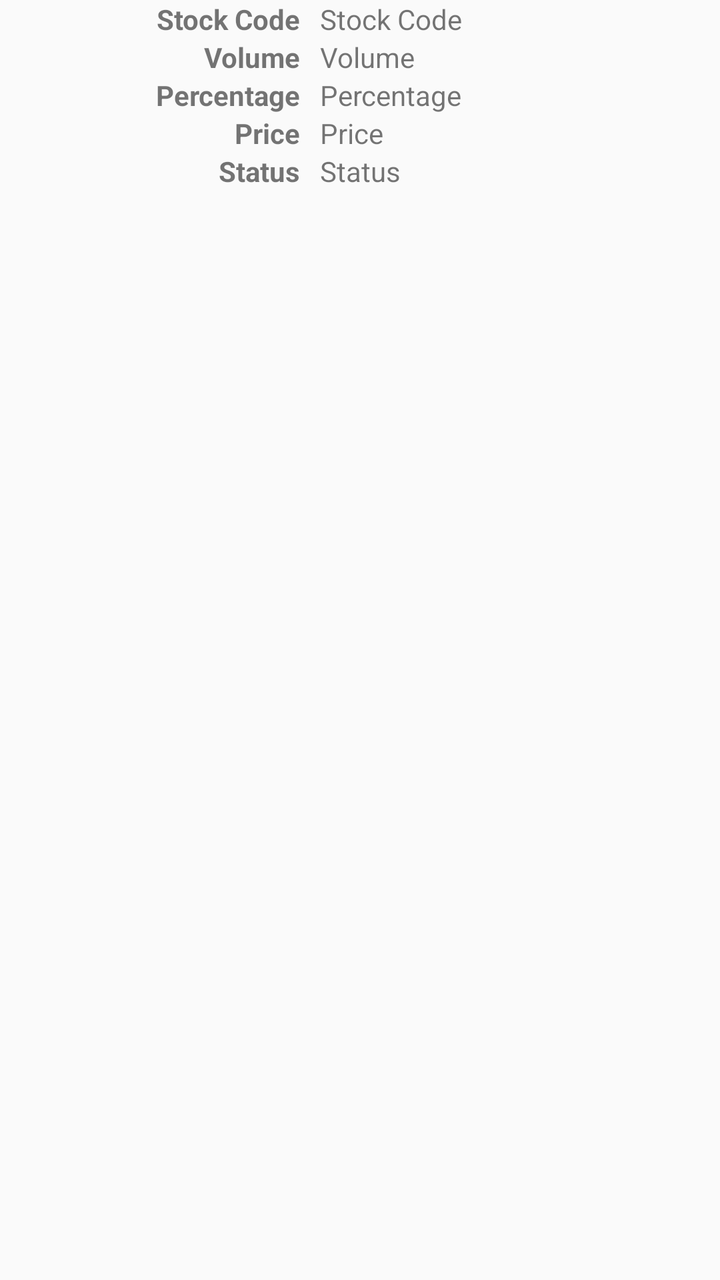
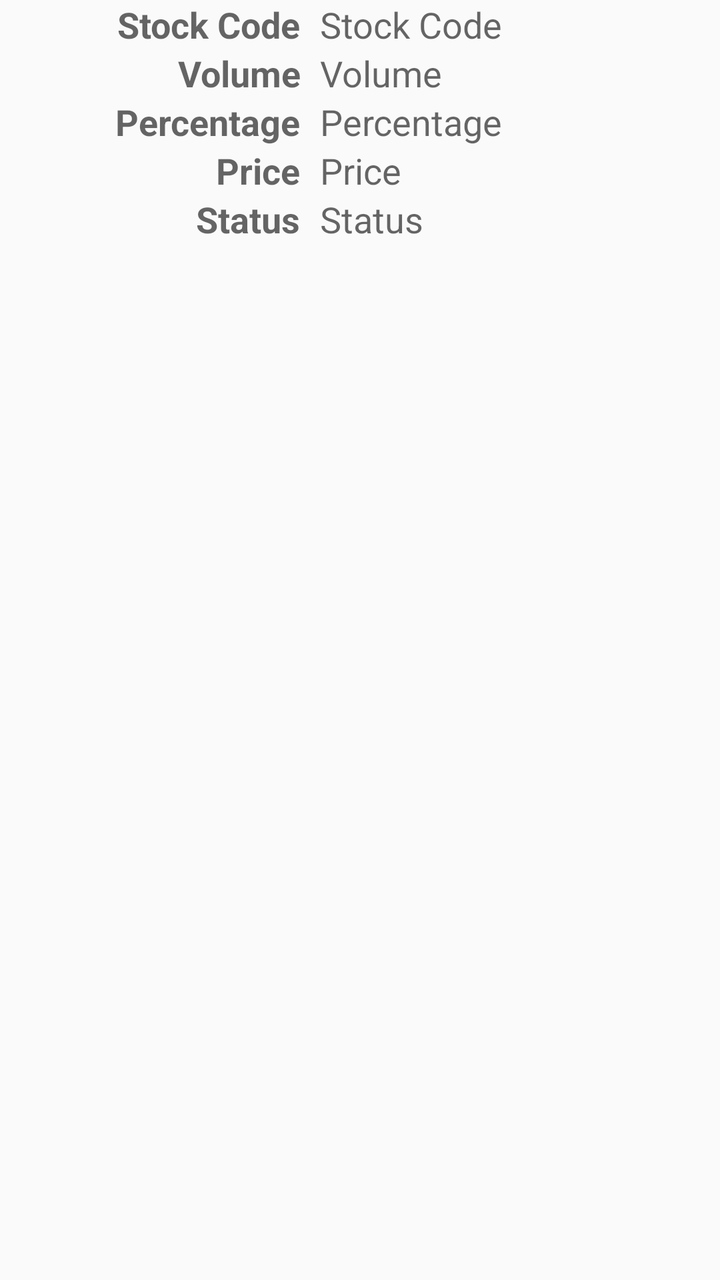

Before-and-after screenshots of an Android layout around one commit, followed by the original layout XML and the change that was made.
<!-- AndroidManifest.xml: application theme AppTheme -->
<!-- res/layout/content_detail_stocks.xml -->
<?xml version="1.0" encoding="utf-8"?>
<android.support.constraint.ConstraintLayout
    xmlns:android="http://schemas.android.com/apk/res/android"
    xmlns:app="http://schemas.android.com/apk/res-auto"
    android:layout_width="match_parent"
    android:layout_height="fill_parent"
    android:layout_marginTop="70dp">
    <LinearLayout
        android:layout_width="150dp"
        android:layout_height="match_parent"
        android:orientation="vertical"
        android:id="@+id/linear_1"
        >

        <TextView
            android:layout_width="match_parent"
            android:layout_height="wrap_content"
            android:text="Stock Code"
            android:textAlignment="textEnd"
            android:textStyle="bold"
            />
        <TextView
            android:layout_width="match_parent"
            android:layout_height="wrap_content"
            android:text="Volume"
            android:textAlignment="textEnd"
            android:textStyle="bold"
            />
        <TextView
            android:layout_width="match_parent"
            android:layout_height="wrap_content"
            android:text="Percentage"
            android:textAlignment="textEnd"
            android:textStyle="bold"
            />
        <TextView
            android:layout_width="match_parent"
            android:layout_height="wrap_content"
            android:text="Price"
            android:textAlignment="textEnd"
            android:textStyle="bold"
            />
        <TextView
            android:layout_width="match_parent"
            android:layout_height="wrap_content"
            android:text="Status"
            android:textAlignment="textEnd"
            android:textStyle="bold"
            />
    </LinearLayout>
    <LinearLayout
        android:layout_width="match_parent"
        android:layout_height="fill_parent"
        android:orientation="vertical"
        android:layout_toRightOf="@+id/linear_1"
        android:layout_marginLeft="160dp"
        >
        <TextView
            android:id="@+id/txt_stock_symbol"
            android:layout_width="wrap_content"
            android:layout_height="wrap_content"
            android:text="Stock Code"
            />
        <TextView
            android:id="@+id/txt_stock_volume"
            android:layout_width="wrap_content"
            android:layout_height="wrap_content"
            android:text="Volume"
            />
        <TextView
            android:id="@+id/txt_stock_percent"
            android:layout_width="wrap_content"
            android:layout_height="wrap_content"
            android:text="Percentage"
            />
        <TextView
            android:id="@+id/txt_stock_price"
            android:layout_width="wrap_content"
            android:layout_height="wrap_content"
            android:text="Price"
            />
        <TextView
            android:id="@+id/txt_stock_status"
            android:layout_width="wrap_content"
            android:layout_height="wrap_content"
            android:text="Status"
            />
    </LinearLayout>


</android.support.constraint.ConstraintLayout>
<!-- resources referenced by this layout -->
<resources>
  <style name="AppTheme" parent="Theme.AppCompat.Light.DarkActionBar">
          
          <item name="colorPrimary">@color/colorPrimary</item>
          <item name="colorPrimaryDark">@color/colorPrimaryDark</item>
          <item name="colorAccent">@color/colorAccent</item>
      </style>
  <color name="colorPrimary">#1faa00</color>
  <color name="colorPrimaryDark">#1faa00</color>
  <color name="colorAccent">#616161</color>
</resources>

<!-- the commit's change to res/layout/content_detail_stocks.xml (unified diff, before → after) -->
@@ -3,7 +3,7 @@
     xmlns:android="http://schemas.android.com/apk/res/android"
     xmlns:app="http://schemas.android.com/apk/res-auto"
     android:layout_width="match_parent"
-    android:layout_height="fill_parent"
+    android:layout_height="wrap_content"
     android:layout_marginTop="70dp">
     <LinearLayout
         android:layout_width="150dp"
@@ -18,6 +18,7 @@
             android:text="Stock Code"
             android:textAlignment="textEnd"
             android:textStyle="bold"
+            style="@style/Base.TextAppearance.AppCompat.Medium"
             />
         <TextView
             android:layout_width="match_parent"
@@ -25,6 +26,7 @@
             android:text="Volume"
             android:textAlignment="textEnd"
             android:textStyle="bold"
+            style="@style/Base.TextAppearance.AppCompat.Medium"
             />
         <TextView
             android:layout_width="match_parent"
@@ -32,6 +34,7 @@
             android:text="Percentage"
             android:textAlignment="textEnd"
             android:textStyle="bold"
+            style="@style/Base.TextAppearance.AppCompat.Medium"
             />
         <TextView
             android:layout_width="match_parent"
@@ -39,6 +42,7 @@
             android:text="Price"
             android:textAlignment="textEnd"
             android:textStyle="bold"
+            style="@style/Base.TextAppearance.AppCompat.Medium"
             />
         <TextView
             android:layout_width="match_parent"
@@ -46,6 +50,7 @@
             android:text="Status"
             android:textAlignment="textEnd"
             android:textStyle="bold"
+            style="@style/Base.TextAppearance.AppCompat.Medium"
             />
     </LinearLayout>
     <LinearLayout
@@ -60,30 +65,35 @@
             android:layout_width="wrap_content"
             android:layout_height="wrap_content"
             android:text="Stock Code"
+            style="@style/Base.TextAppearance.AppCompat.Medium"
             />
         <TextView
             android:id="@+id/txt_stock_volume"
             android:layout_width="wrap_content"
             android:layout_height="wrap_content"
             android:text="Volume"
+            style="@style/Base.TextAppearance.AppCompat.Medium"
             />
         <TextView
             android:id="@+id/txt_stock_percent"
             android:layout_width="wrap_content"
             android:layout_height="wrap_content"
             android:text="Percentage"
+            style="@style/Base.TextAppearance.AppCompat.Medium"
             />
         <TextView
             android:id="@+id/txt_stock_price"
             android:layout_width="wrap_content"
             android:layout_height="wrap_content"
             android:text="Price"
+            style="@style/Base.TextAppearance.AppCompat.Medium"
             />
         <TextView
             android:id="@+id/txt_stock_status"
             android:layout_width="wrap_content"
             android:layout_height="wrap_content"
             android:text="Status"
+            style="@style/Base.TextAppearance.AppCompat.Medium"
             />
     </LinearLayout>
 
